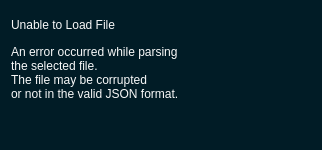
Before: the Qt Designer form pse/umlsl_editor/src/view/widgets/qt_widgets/error_dialog.ui in 69420pm/UMLSL-traffic-editor, drawn with Qt 5.
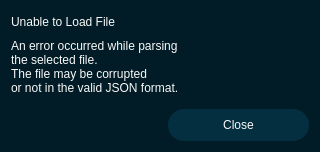
After: the same form once the commit is applied. Icons and pictures are not drawn.

```diff
--- a/pse/umlsl_editor/src/view/widgets/qt_widgets/error_dialog.ui
+++ b/pse/umlsl_editor/src/view/widgets/qt_widgets/error_dialog.ui
@@ -6,10 +6,22 @@
    <rect>
     <x>0</x>
     <y>0</y>
-    <width>322</width>
-    <height>150</height>
+    <width>320</width>
+    <height>152</height>
    </rect>
   </property>
+  <property name="minimumSize">
+   <size>
+    <width>320</width>
+    <height>0</height>
+   </size>
+  </property>
+  <property name="maximumSize">
+   <size>
+    <width>320</width>
+    <height>16777215</height>
+   </size>
+  </property>
   <property name="windowTitle">
    <string>Error</string>
   </property>
@@ -162,13 +174,16 @@
 	border-radius: 16px;
 }
 
-QPushButton#b_cancel {
+QPushButton#b_close {
 	background-color: #042F40;
 	color: #F9F9F9
 }
 
-QPushButton#b_delete {
-	background-color: #D97855
+QPushButton#b_close:hover {
+    background-color: #314250; 
+}
+QPushButton#b_close:pressed {
+    background-color: #042F40; 
 }</string>
   </property>
   <layout class="QVBoxLayout" name="verticalLayout">
@@ -191,6 +206,9 @@
    </item>
    <item>
     <layout class="QHBoxLayout" name="horizontalLayout">
+     <property name="topMargin">
+      <number>8</number>
+     </property>
      <item>
       <spacer name="horizontalSpacer">
        <property name="orientation">
```
